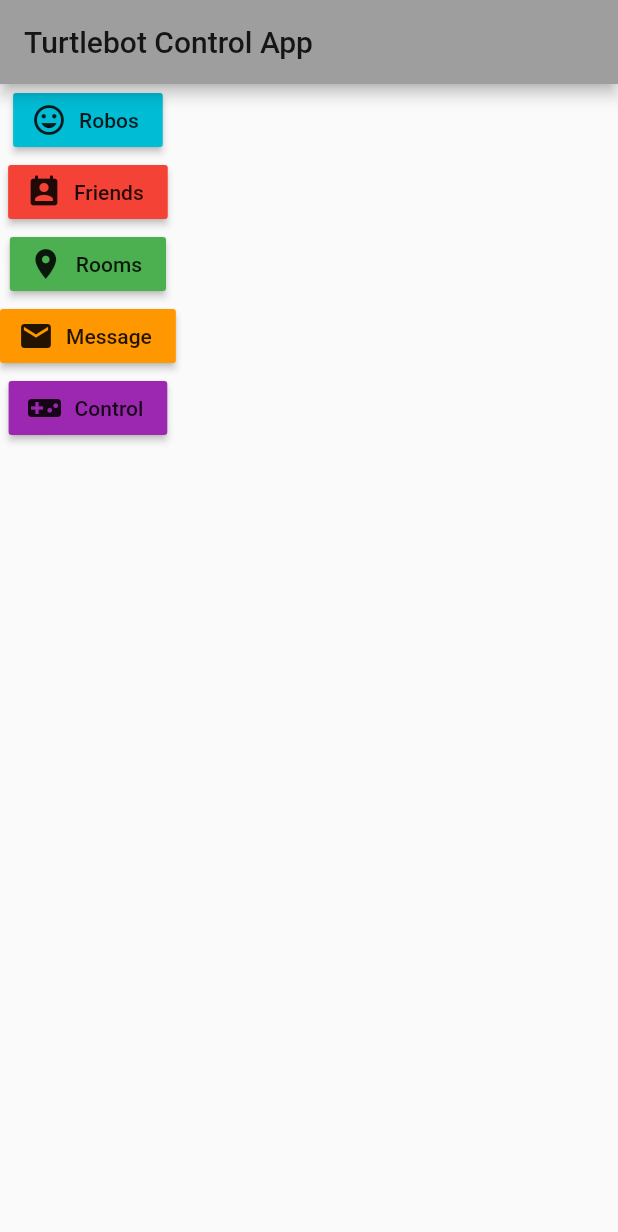
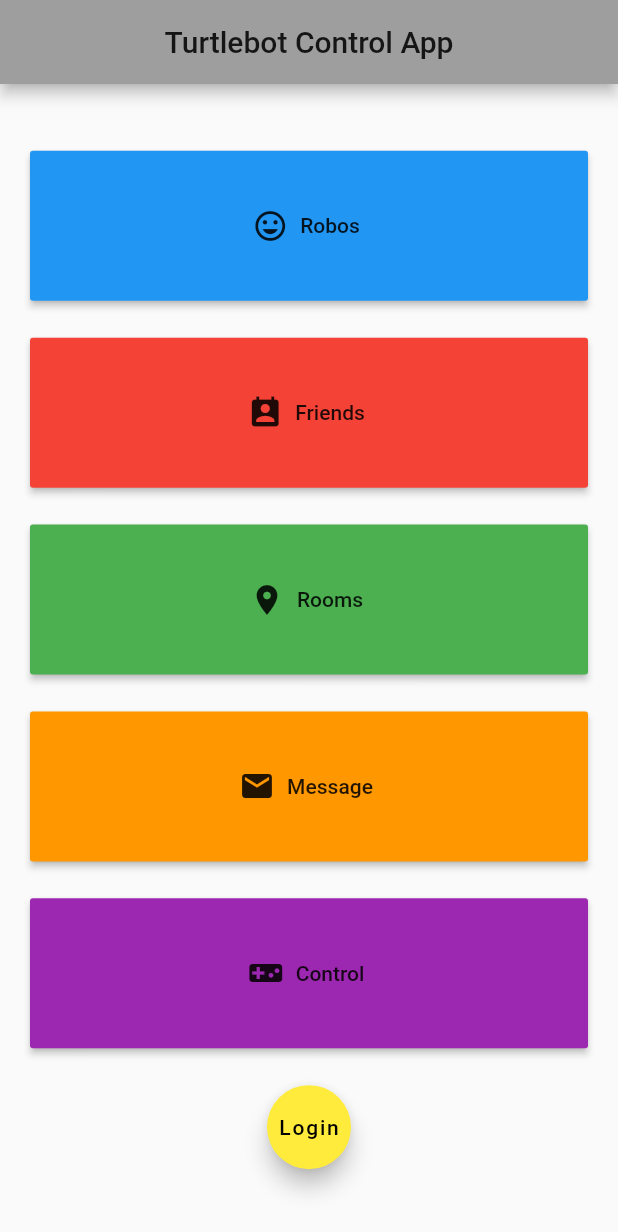
Before and after one commit to FloforPresident/projektarbeit, a Flutter app: the screen it shows after launch, on a phone screen of 412 x 824 dp. Shown: the top 1232 px of the screen. Run offline on Flutter 3.47's test engine with Material 2 defaults, Android fonts, the light colour scheme and no system bars; our stand-ins replace sqflite; accounts and stored records are empty.

Commit message:
add front menu

```diff
--- a/FlutterApp/turtlebot/lib/control.dart
+++ b/FlutterApp/turtlebot/lib/control.dart
@@ -1,6 +1,4 @@
 import 'package:flutter/material.dart';
-
-import 'navigation.dart';
 
 class Control extends StatelessWidget {
   const Control({Key key}) : super(key: key);
@@ -10,6 +8,7 @@ class Control extends StatelessWidget {
     return Scaffold(
       appBar: AppBar(
         title: Text("Robo Control"),
+        backgroundColor: Colors.purple,
       ),
     );
   }
--- a/FlutterApp/turtlebot/lib/friends.dart
+++ b/FlutterApp/turtlebot/lib/friends.dart
@@ -1,6 +1,4 @@
 import 'package:flutter/material.dart';
-
-import 'navigation.dart';
 
 class Friends extends StatelessWidget {
   const Friends({Key key}) : super(key: key);
@@ -10,6 +8,7 @@ class Friends extends StatelessWidget {
     return Scaffold(
       appBar: AppBar(
         title: Text("Robo Friends"),
+        backgroundColor: Colors.red,
       ),
       body: Center(child: Text('Robo Friends')),
     );
--- /dev/null
+++ b/FlutterApp/turtlebot/lib/login.dart
@@ -0,0 +1,18 @@
+import 'package:flutter/material.dart';
+
+class Login extends StatefulWidget {
+  Login({Key key}) : super(key: key);
+
+  @override
+  _LoginState createState() {
+    return _LoginState();
+  }
+}
+
+class _LoginState extends State<Login> {
+  @override
+  Widget build(BuildContext context) {
+    return MaterialApp(
+        title: 'Login', theme: ThemeData(backgroundColor: Colors.yellow));
+  }
+}
--- a/FlutterApp/turtlebot/lib/main.dart
+++ b/FlutterApp/turtlebot/lib/main.dart
@@ -1,11 +1,5 @@
 import 'package:flutter/material.dart';
 import 'package:turtlebot/routing.dart';
-import 'package:turtlebot/robos.dart';
-import 'package:turtlebot/rooms.dart';
-
-import 'control.dart';
-import 'friends.dart';
-import 'messages.dart';
 import 'navigation.dart';
 
 void main() => runApp(MyApp());
@@ -36,7 +30,7 @@ class _HomeState extends State<Home> {
   Widget build(BuildContext context) {
     return Scaffold(
       appBar: AppBar(
-        title: Text("Turtlebot Control App"),
+        title: Center(child: Text("Turtlebot Control App")),
         backgroundColor: Colors.grey,
       ),
       body: AppNavBarController(),
--- a/FlutterApp/turtlebot/lib/messages.dart
+++ b/FlutterApp/turtlebot/lib/messages.dart
@@ -1,6 +1,4 @@
 import 'package:flutter/material.dart';
-
-import 'navigation.dart';
 
 class Messages extends StatelessWidget {
   const Messages({Key key}) : super(key: key);
@@ -10,6 +8,7 @@ class Messages extends StatelessWidget {
     return Scaffold(
       appBar: AppBar(
         title: Text("Send Message"),
+        backgroundColor: Colors.orange,
       ),
     );
   }
--- a/FlutterApp/turtlebot/lib/navigation.dart
+++ b/FlutterApp/turtlebot/lib/navigation.dart
@@ -1,10 +1,4 @@
 import 'package:flutter/material.dart';
-
-import 'robos.dart';
-import 'friends.dart';
-import 'rooms.dart';
-import 'messages.dart';
-import 'control.dart';
 
 class AppNavBarController extends StatefulWidget {
   @override
@@ -12,23 +6,30 @@ class AppNavBarController extends StatefulWidget {
 }
 
 class _AppNavBarControllerState extends State<AppNavBarController> {
-  int _selectedIndex = 0;
-
   @override
   Widget build(BuildContext context) {
-    return Scaffold(
-      body: Container(
+    return Container(
+      padding: EdgeInsets.all(20),
       child: Column(
+        mainAxisAlignment: MainAxisAlignment.spaceEvenly,
+        crossAxisAlignment: CrossAxisAlignment.stretch,
         children: <Widget>[
-          RaisedButton.icon(
+          ButtonTheme(
+            minWidth: 300,
+            height: 100,
+            child: RaisedButton.icon(
               onPressed: () {
                 Navigator.pushNamed(context, '/robos');
               },
               icon: Icon(Icons.mood),
               label: Text('Robos'),
-            color: Colors.cyan,
+              color: Colors.blue,
             ),
-          RaisedButton.icon(
+          ),
+          ButtonTheme(
+            minWidth: 300,
+            height: 100,
+            child: RaisedButton.icon(
               onPressed: () {
                 Navigator.pushNamed(context, '/friends');
               },
@@ -36,7 +37,11 @@ class _AppNavBarControllerState extends State<AppNavBarController> {
               label: Text('Friends'),
               color: Colors.red,
             ),
-          RaisedButton.icon(
+          ),
+          ButtonTheme(
+            minWidth: 200,
+            height: 100,
+            child: RaisedButton.icon(
               onPressed: () {
                 Navigator.pushNamed(context, '/rooms');
               },
@@ -44,7 +49,11 @@ class _AppNavBarControllerState extends State<AppNavBarController> {
               label: Text('Rooms'),
               color: Colors.green,
             ),
-          RaisedButton.icon(
+          ),
+          ButtonTheme(
+            minWidth: 200,
+            height: 100,
+            child: RaisedButton.icon(
               onPressed: () {
                 Navigator.pushNamed(context, '/messages');
               },
@@ -52,7 +61,11 @@ class _AppNavBarControllerState extends State<AppNavBarController> {
               label: Text('Message'),
               color: Colors.orange,
             ),
-          RaisedButton.icon(
+          ),
+          ButtonTheme(
+            minWidth: 200,
+            height: 100,
+            child: RaisedButton.icon(
               onPressed: () {
                 Navigator.pushNamed(context, '/control');
               },
@@ -60,50 +73,16 @@ class _AppNavBarControllerState extends State<AppNavBarController> {
               label: Text('Control'),
               color: Colors.purple,
             ),
+          ),
+          FloatingActionButton(
+            onPressed: () {
+              Navigator.pushNamed(context, '/login');
+            },
+            child: Text('Login'),
+            backgroundColor: Colors.yellow,
+          )
         ],
-      )),
-      // bottomNavigationBar: BottomNavigationBar(
-      //   onTap: (int index) {
-      //     setState(() => _selectedIndex = index);
-
-      //     switch (_selectedIndex) {
-      //       case 0:
-      //         return Navigator.pushNamed(context, '/');
-      //       case 1:
-      //         return Navigator.pushNamed(context, '/friends');
-      //       case 2:
-      //         return Navigator.pushNamed(context, '/rooms');
-      //       case 3:
-      //         return Navigator.pushNamed(context, '/messages');
-      //       case 4:
-      //         return Navigator.pushNamed(context, '/control');
-      //     }
-      //   },
-      //   currentIndex: _selectedIndex,
-      //   iconSize: 30,
-      //   items: [
-      //     BottomNavigationBarItem(
-      //         icon: Icon(Icons.mood),
-      //         title: Text('Robos'),
-      //         backgroundColor: Colors.cyan),
-      //     BottomNavigationBarItem(
-      //         icon: Icon(Icons.perm_contact_calendar),
-      //         title: Text('Friends'),
-      //         backgroundColor: Colors.red),
-      //     BottomNavigationBarItem(
-      //         icon: Icon(Icons.location_on),
-      //         title: Text('Rooms'),
-      //         backgroundColor: Colors.green),
-      //     BottomNavigationBarItem(
-      //         icon: Icon(Icons.mail),
-      //         title: Text('Messages'),
-      //         backgroundColor: Colors.orange),
-      //     BottomNavigationBarItem(
-      //         icon: Icon(Icons.videogame_asset),
-      //         title: Text('Control'),
-      //         backgroundColor: Colors.purple),
-      //   ],
-      // ),
+      ),
     );
   }
 }
--- a/FlutterApp/turtlebot/lib/robos.dart
+++ b/FlutterApp/turtlebot/lib/robos.dart
@@ -1,6 +1,4 @@
 import 'package:flutter/material.dart';
-
-import 'navigation.dart';
 
 class Robos extends StatefulWidget {
   Robos({Key key}) : super(key: key);
@@ -17,6 +15,7 @@ class _RobosState extends State<Robos> {
     return Scaffold(
       appBar: AppBar(
         title: Text("Connected Robos"),
+        backgroundColor: Colors.blue,
       ),
       body: Center(child: Text('Robo Control')),
     );
--- a/FlutterApp/turtlebot/lib/rooms.dart
+++ b/FlutterApp/turtlebot/lib/rooms.dart
@@ -1,6 +1,4 @@
 import 'package:flutter/material.dart';
-
-import 'navigation.dart';
 
 class Rooms extends StatelessWidget {
   const Rooms({Key key}) : super(key: key);
@@ -10,6 +8,7 @@ class Rooms extends StatelessWidget {
     return Scaffold(
       appBar: AppBar(
         title: Text("Room Register"),
+        backgroundColor: Colors.green,
       ),
     );
   }
--- a/FlutterApp/turtlebot/lib/routing.dart
+++ b/FlutterApp/turtlebot/lib/routing.dart
@@ -4,6 +4,7 @@ import 'package:turtlebot/rooms.dart';
 
 import 'control.dart';
 import 'friends.dart';
+import 'login.dart';
 import 'main.dart';
 import 'messages.dart';
 
@@ -22,6 +23,8 @@ class RouteGenerator {
         return MaterialPageRoute(builder: (_) => Messages());
       case '/control':
         return MaterialPageRoute(builder: (_) => Control());
+      case '/login':
+        return MaterialPageRoute(builder: (_) => Login());
       default:
         throw Exception('Invalid route: ${settings.name}');
     }
```
Lines whose indentation alone changed are shown as unchanged.
